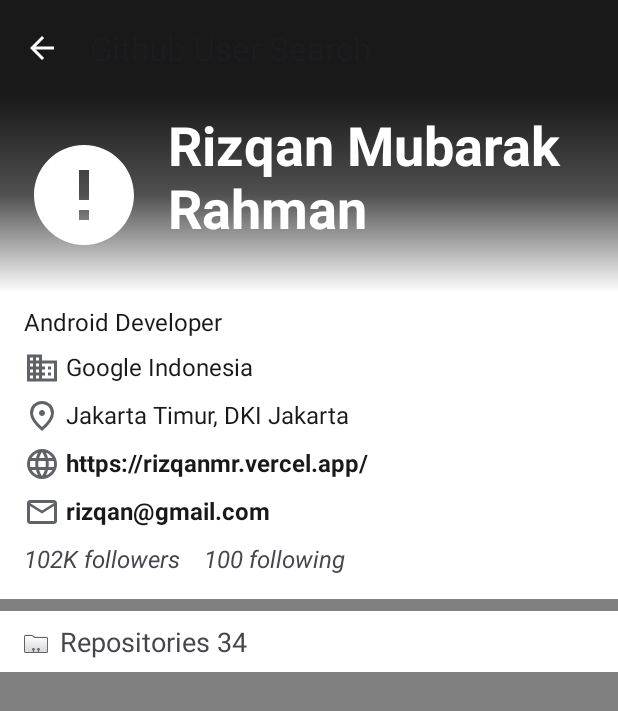
After one commit to Rizqanmr/GithubUserSearch, an Android app: the UserDetailActivity screen opened directly, with no data from a screen before it, on a phone screen of 412 x 824 dp. The commit adds this screen. Shown: the top 711 px of the screen. Run offline under Robolectric (Android 15) with nearby library versions, the phone set to English and light mode, and no system bars; our stand-ins replace Dagger/Hilt's generated code; pictures from the network do not load; 1 statement that could not run was skipped.

Commit message:
create user detail view

```diff
--- a/app/src/main/AndroidManifest.xml
+++ b/app/src/main/AndroidManifest.xml
@@ -17,6 +17,9 @@
         android:theme="@style/Theme.GithubUserSearch"
         tools:targetApi="31">
         <activity
+            android:name=".presentation.userdetail.UserDetailActivity"
+            android:exported="false" />
+        <activity
             android:name=".presentation.main.MainActivity"
             android:exported="true">
             <intent-filter>
--- /dev/null
+++ b/app/src/main/java/com/rizqanmr/githubusersearch/data/Constant.kt
@@ -0,0 +1,5 @@
+package com.rizqanmr.githubusersearch.data
+
+object Constant {
+    const val EXTRA_USERNAME = "EXTRA_USERNAME"
+}
--- a/app/src/main/java/com/rizqanmr/githubusersearch/presentation/main/MainActivity.kt
+++ b/app/src/main/java/com/rizqanmr/githubusersearch/presentation/main/MainActivity.kt
@@ -4,13 +4,16 @@ import androidx.appcompat.app.AppCompatActivity
 import android.os.Bundle
 import android.util.Log
 import androidx.activity.viewModels
+import androidx.core.os.bundleOf
 import androidx.core.view.isVisible
 import androidx.recyclerview.widget.LinearLayoutManager
 import com.google.android.material.snackbar.Snackbar
+import com.rizqanmr.githubusersearch.data.Constant
 import com.rizqanmr.githubusersearch.data.models.Users
 import com.rizqanmr.githubusersearch.databinding.ActivityMainBinding
 import com.rizqanmr.githubusersearch.databinding.ItemUserBinding
 import com.rizqanmr.githubusersearch.presentation.main.viewmodel.MainViewModel
+import com.rizqanmr.githubusersearch.presentation.userdetail.UserDetailActivity
 import dagger.hilt.android.AndroidEntryPoint
 
 @AndroidEntryPoint
@@ -43,6 +46,9 @@ class MainActivity : AppCompatActivity() {
         userAdapter.setUserListener(object : UserAdapter.UserListener {
             override fun onItemClick(itemUserBinding: ItemUserBinding, user: Users?) {
                 Log.d("MYTAG", "${user?.username} clicked")
+                UserDetailActivity.newIntent(this@MainActivity, bundleOf().apply {
+                    putString(Constant.EXTRA_USERNAME, user?.username)
+                })
             }
 
         })
--- /dev/null
+++ b/app/src/main/java/com/rizqanmr/githubusersearch/presentation/userdetail/UserDetailActivity.kt
@@ -0,0 +1,84 @@
+package com.rizqanmr.githubusersearch.presentation.userdetail
+
+import android.annotation.SuppressLint
+import android.app.Activity
+import android.content.Intent
+import android.graphics.Color
+import android.graphics.PorterDuff
+import androidx.appcompat.app.AppCompatActivity
+import android.os.Bundle
+import android.view.MenuItem
+import androidx.core.content.ContextCompat
+import com.rizqanmr.githubusersearch.data.Constant
+import com.rizqanmr.githubusersearch.databinding.ActivityUserDetailBinding
+import com.rizqanmr.githubusersearch.utils.setCircleImageUrl
+import dagger.hilt.android.AndroidEntryPoint
+
+@AndroidEntryPoint
+class UserDetailActivity : AppCompatActivity() {
+
+    companion object {
+        fun newIntent(activity: Activity, bundle: Bundle?) {
+            activity.startActivity(
+                Intent(activity, UserDetailActivity::class.java).apply {
+                    bundle?.let { putExtras(it) }
+                }
+            )
+        }
+    }
+
+    private lateinit var binding: ActivityUserDetailBinding
+    private var username = ""
+
+    override fun onCreate(savedInstanceState: Bundle?) {
+        super.onCreate(savedInstanceState)
+        binding = ActivityUserDetailBinding.inflate(layoutInflater)
+        setContentView(binding.root)
+
+        username = intent.getStringExtra(Constant.EXTRA_USERNAME).toString()
+
+        setupToolbar()
+        setupViews()
+    }
+
+    override fun onOptionsItemSelected(item: MenuItem): Boolean {
+        if (item.itemId == android.R.id.home) finish()
+        return super.onOptionsItemSelected(item)
+    }
+
+    @SuppressLint("PrivateResource")
+    private fun setupToolbar() {
+        setSupportActionBar(binding.toolbar)
+        supportActionBar?.apply {
+            setDisplayShowHomeEnabled(true)
+            setDisplayHomeAsUpEnabled(true)
+
+            val upArrow = ContextCompat.getDrawable(
+                this@UserDetailActivity,
+                com.google.android.material.R.drawable.ic_arrow_back_black_24
+            )
+            upArrow?.setColorFilter(Color.WHITE, PorterDuff.Mode.SRC_ATOP)
+            setHomeAsUpIndicator(upArrow)
+        }
+    }
+
+    @SuppressLint("PrivateResource")
+    private fun setupViews() {
+        with(binding) {
+            ivAvatar.setCircleImageUrl(
+                "https://avatars.githubusercontent.com/u/21984934?v=4",
+                com.google.android.material.R.drawable.mtrl_ic_error
+            )
+            tvName.text = "Rizqan Mubarak Rahman"
+            tvUsername.text = username
+            tvBio.text = "Android Developer"
+            tvCompany.text = "Google Indonesia"
+            tvLocation.text = "Jakarta Timur, DKI Jakarta"
+            tvBlog.text = "https://rizqanmr.vercel.app/"
+            tvEmail.text = "rizqan@gmail.com"
+            tvFollowers.text = "102K followers"
+            tvFollowing.text = "100 following"
+            tvRepositories.text = "Repositories 34"
+        }
+    }
+}
--- /dev/null
+++ b/app/src/main/res/drawable/bg_gradient_black.xml
@@ -0,0 +1,9 @@
+<?xml version="1.0" encoding="UTF-8"?>
+<shape xmlns:android="http://schemas.android.com/apk/res/android"
+    android:shape="rectangle">
+    <gradient
+        android:angle="200"
+        android:endColor="@color/white"
+        android:centerColor="#505050"
+        android:startColor="@color/black" />
+</shape>
--- /dev/null
+++ b/app/src/main/res/drawable/ic_domain.xml
@@ -0,0 +1,9 @@
+<vector xmlns:android="http://schemas.android.com/apk/res/android"
+    android:width="24dp"
+    android:height="24dp"
+    android:viewportWidth="960"
+    android:viewportHeight="960">
+  <path
+      android:pathData="M80,840v-720h400v160h400v560L80,840ZM160,760h80v-80h-80v80ZM160,600h80v-80h-80v80ZM160,440h80v-80h-80v80ZM160,280h80v-80h-80v80ZM320,760h80v-80h-80v80ZM320,600h80v-80h-80v80ZM320,440h80v-80h-80v80ZM320,280h80v-80h-80v80ZM480,760h320v-400L480,360v80h80v80h-80v80h80v80h-80v80ZM640,520v-80h80v80h-80ZM640,680v-80h80v80h-80Z"
+      android:fillColor="#5f6368"/>
+</vector>
--- /dev/null
+++ b/app/src/main/res/drawable/ic_location_on.xml
@@ -0,0 +1,9 @@
+<vector xmlns:android="http://schemas.android.com/apk/res/android"
+    android:width="24dp"
+    android:height="24dp"
+    android:viewportWidth="960"
+    android:viewportHeight="960">
+  <path
+      android:pathData="M480,480q33,0 56.5,-23.5T560,400q0,-33 -23.5,-56.5T480,320q-33,0 -56.5,23.5T400,400q0,33 23.5,56.5T480,480ZM480,774q122,-112 181,-203.5T720,408q0,-109 -69.5,-178.5T480,160q-101,0 -170.5,69.5T240,408q0,71 59,162.5T480,774ZM480,880Q319,743 239.5,625.5T160,408q0,-150 96.5,-239T480,80q127,0 223.5,89T800,408q0,100 -79.5,217.5T480,880ZM480,400Z"
+      android:fillColor="#5f6368"/>
+</vector>
--- /dev/null
+++ b/app/src/main/res/drawable/ic_mail.xml
@@ -0,0 +1,9 @@
+<vector xmlns:android="http://schemas.android.com/apk/res/android"
+    android:width="24dp"
+    android:height="24dp"
+    android:viewportWidth="960"
+    android:viewportHeight="960">
+  <path
+      android:pathData="M160,800q-33,0 -56.5,-23.5T80,720v-480q0,-33 23.5,-56.5T160,160h640q33,0 56.5,23.5T880,240v480q0,33 -23.5,56.5T800,800L160,800ZM480,520L160,320v400h640v-400L480,520ZM480,440 L800,240L160,240l320,200ZM160,320v-80,480 -400Z"
+      android:fillColor="#5f6368"/>
+</vector>
--- /dev/null
+++ b/app/src/main/res/drawable/ic_website.xml
@@ -0,0 +1,9 @@
+<vector xmlns:android="http://schemas.android.com/apk/res/android"
+    android:width="24dp"
+    android:height="24dp"
+    android:viewportWidth="960"
+    android:viewportHeight="960">
+  <path
+      android:pathData="M480,880q-82,0 -155,-31.5t-127.5,-86Q143,708 111.5,635T80,480q0,-83 31.5,-155.5t86,-127Q252,143 325,111.5T480,80q83,0 155.5,31.5t127,86q54.5,54.5 86,127T880,480q0,82 -31.5,155t-86,127.5q-54.5,54.5 -127,86T480,880ZM480,798q26,-36 45,-75t31,-83L404,640q12,44 31,83t45,75ZM376,782q-18,-33 -31.5,-68.5T322,640L204,640q29,50 72.5,87t99.5,55ZM584,782q56,-18 99.5,-55t72.5,-87L638,640q-9,38 -22.5,73.5T584,782ZM170,560h136q-3,-20 -4.5,-39.5T300,480q0,-21 1.5,-40.5T306,400L170,400q-5,20 -7.5,39.5T160,480q0,21 2.5,40.5T170,560ZM386,560h188q3,-20 4.5,-39.5T580,480q0,-21 -1.5,-40.5T574,400L386,400q-3,20 -4.5,39.5T380,480q0,21 1.5,40.5T386,560ZM654,560h136q5,-20 7.5,-39.5T800,480q0,-21 -2.5,-40.5T790,400L654,400q3,20 4.5,39.5T660,480q0,21 -1.5,40.5T654,560ZM638,320h118q-29,-50 -72.5,-87T584,178q18,33 31.5,68.5T638,320ZM404,320h152q-12,-44 -31,-83t-45,-75q-26,36 -45,75t-31,83ZM204,320h118q9,-38 22.5,-73.5T376,178q-56,18 -99.5,55T204,320Z"
+      android:fillColor="#5f6368"/>
+</vector>
--- /dev/null
+++ b/app/src/main/res/layout/activity_user_detail.xml
@@ -0,0 +1,199 @@
+<?xml version="1.0" encoding="utf-8"?>
+<androidx.constraintlayout.widget.ConstraintLayout xmlns:android="http://schemas.android.com/apk/res/android"
+    xmlns:app="http://schemas.android.com/apk/res-auto"
+    xmlns:tools="http://schemas.android.com/tools"
+    android:layout_width="match_parent"
+    android:layout_height="match_parent"
+    android:background="@color/grey"
+    tools:context=".presentation.userdetail.UserDetailActivity">
+
+    <androidx.appcompat.widget.Toolbar
+        android:id="@+id/toolbar"
+        android:layout_width="match_parent"
+        android:layout_height="?attr/actionBarSize"
+        android:background="@color/black"
+        app:layout_constraintEnd_toEndOf="parent"
+        app:layout_constraintStart_toStartOf="parent"
+        app:layout_constraintTop_toTopOf="parent"/>
+
+    <androidx.constraintlayout.widget.ConstraintLayout
+        android:id="@+id/headerLayout"
+        android:layout_width="match_parent"
+        android:layout_height="wrap_content"
+        android:background="@drawable/bg_gradient_black"
+        android:paddingHorizontal="@dimen/dp16"
+        android:paddingVertical="@dimen/dp8"
+        app:layout_constraintTop_toBottomOf="@id/toolbar">
+
+        <ImageView
+            android:id="@+id/ivAvatar"
+            android:layout_width="@dimen/dp80"
+            android:layout_height="@dimen/dp80"
+            android:contentDescription="@string/user_avatar"
+            app:layout_constraintBottom_toBottomOf="parent"
+            app:layout_constraintStart_toStartOf="parent"
+            app:layout_constraintTop_toTopOf="parent"
+            tools:src="@tools:sample/avatars" />
+
+        <TextView
+            android:id="@+id/tvName"
+            android:layout_width="@dimen/dp0"
+            android:layout_height="wrap_content"
+            android:layout_marginStart="@dimen/dp16"
+            android:ellipsize="end"
+            android:maxLines="2"
+            android:textColor="@color/white"
+            android:textSize="@dimen/sp36"
+            android:textStyle="bold"
+            app:layout_constraintEnd_toEndOf="parent"
+            app:layout_constraintStart_toEndOf="@id/ivAvatar"
+            app:layout_constraintTop_toTopOf="parent"
+            tools:text="Muhammad" />
+
+        <TextView
+            android:id="@+id/tvUsername"
+            android:layout_width="@dimen/dp0"
+            android:layout_height="wrap_content"
+            android:layout_marginStart="@dimen/dp16"
+            android:ellipsize="end"
+            android:maxLines="1"
+            android:textColor="@color/black"
+            android:textSize="@dimen/sp18"
+            android:textStyle="italic"
+            app:layout_constraintBottom_toBottomOf="parent"
+            app:layout_constraintEnd_toEndOf="parent"
+            app:layout_constraintStart_toEndOf="@id/ivAvatar"
+            app:layout_constraintTop_toBottomOf="@id/tvName"
+            tools:text="Username" />
+
+    </androidx.constraintlayout.widget.ConstraintLayout>
+
+    <androidx.constraintlayout.widget.ConstraintLayout
+        android:id="@+id/infoUserLayout"
+        android:layout_width="match_parent"
+        android:layout_height="wrap_content"
+        android:background="@color/white"
+        android:paddingHorizontal="@dimen/dp16"
+        android:paddingVertical="@dimen/dp8"
+        app:layout_constraintTop_toBottomOf="@id/headerLayout">
+
+        <TextView
+            android:id="@+id/tvBio"
+            android:layout_width="@dimen/dp0"
+            android:layout_height="wrap_content"
+            android:paddingBottom="@dimen/dp8"
+            android:textColor="@color/black"
+            android:textSize="@dimen/sp16"
+            app:layout_constraintEnd_toEndOf="parent"
+            app:layout_constraintStart_toStartOf="parent"
+            app:layout_constraintTop_toTopOf="parent"
+            tools:text="Bio dolor amet" />
+
+        <TextView
+            android:id="@+id/tvCompany"
+            android:layout_width="@dimen/dp0"
+            android:layout_height="wrap_content"
+            android:paddingBottom="@dimen/dp8"
+            android:textColor="@color/black"
+            android:textSize="@dimen/sp16"
+            android:drawablePadding="@dimen/dp4"
+            app:drawableStartCompat="@drawable/ic_domain"
+            app:layout_constraintEnd_toEndOf="parent"
+            app:layout_constraintStart_toStartOf="parent"
+            app:layout_constraintTop_toBottomOf="@id/tvBio"
+            tools:text="Company, dolor amet" />
+
+        <TextView
+            android:id="@+id/tvLocation"
+            android:layout_width="@dimen/dp0"
+            android:layout_height="wrap_content"
+            android:paddingBottom="@dimen/dp8"
+            android:textColor="@color/black"
+            android:textSize="@dimen/sp16"
+            android:drawablePadding="@dimen/dp4"
+            app:drawableStartCompat="@drawable/ic_location_on"
+            app:layout_constraintEnd_toEndOf="parent"
+            app:layout_constraintStart_toStartOf="parent"
+            app:layout_constraintTop_toBottomOf="@id/tvCompany"
+            tools:text="Location, dolor amet" />
+
+        <TextView
+            android:id="@+id/tvBlog"
+            android:layout_width="@dimen/dp0"
+            android:layout_height="wrap_content"
+            android:paddingBottom="@dimen/dp8"
+            android:textColor="@color/black"
+            android:textStyle="bold"
+            android:textSize="@dimen/sp16"
+            android:drawablePadding="@dimen/dp4"
+            app:drawableStartCompat="@drawable/ic_website"
+            app:layout_constraintEnd_toEndOf="parent"
+            app:layout_constraintStart_toStartOf="parent"
+            app:layout_constraintTop_toBottomOf="@id/tvLocation"
+            tools:text="Blog dolor amet" />
+
+        <TextView
+            android:id="@+id/tvEmail"
+            android:layout_width="@dimen/dp0"
+            android:layout_height="wrap_content"
+            android:paddingBottom="@dimen/dp8"
+            android:textColor="@color/black"
+            android:textStyle="bold"
+            android:textSize="@dimen/sp16"
+            android:drawablePadding="@dimen/dp4"
+            app:drawableStartCompat="@drawable/ic_mail"
+            app:layout_constraintEnd_toEndOf="parent"
+            app:layout_constraintStart_toStartOf="parent"
+            app:layout_constraintTop_toBottomOf="@id/tvBlog"
+            tools:text="Email dolor amet" />
+
+        <TextView
+            android:id="@+id/tvFollowers"
+            android:layout_width="wrap_content"
+            android:layout_height="wrap_content"
+            android:paddingBottom="@dimen/dp8"
+            android:textSize="@dimen/sp16"
+            android:textStyle="italic"
+            app:layout_constraintStart_toStartOf="parent"
+            app:layout_constraintTop_toBottomOf="@id/tvEmail"
+            tools:text="100K followers" />
+
+        <TextView
+            android:id="@+id/tvFollowing"
+            android:layout_width="wrap_content"
+            android:layout_height="wrap_content"
+            android:layout_marginStart="@dimen/dp16"
+            android:paddingBottom="@dimen/dp8"
+            android:textSize="@dimen/sp16"
+            android:textStyle="italic"
+            app:layout_constraintStart_toEndOf="@id/tvFollowers"
+            app:layout_constraintTop_toBottomOf="@id/tvEmail"
+            tools:text="100K following" />
+
+    </androidx.constraintlayout.widget.ConstraintLayout>
+
+    <androidx.constraintlayout.widget.ConstraintLayout
+        android:id="@+id/repoLayout"
+        android:layout_width="match_parent"
+        android:layout_height="wrap_content"
+        android:layout_marginTop="@dimen/dp8"
+        android:paddingHorizontal="@dimen/dp16"
+        android:paddingVertical="@dimen/dp8"
+        android:background="@color/white"
+        app:layout_constraintTop_toBottomOf="@id/infoUserLayout">
+
+        <TextView
+            android:id="@+id/tvRepositories"
+            android:layout_width="wrap_content"
+            android:layout_height="wrap_content"
+            android:textSize="@dimen/sp18"
+            android:drawablePadding="@dimen/dp8"
+            app:drawableStartCompat="@android:drawable/sym_contact_card"
+            app:layout_constraintBottom_toBottomOf="parent"
+            app:layout_constraintStart_toStartOf="parent"
+            app:layout_constraintTop_toTopOf="parent"
+            tools:text="Repositories" />
+
+    </androidx.constraintlayout.widget.ConstraintLayout>
+
+</androidx.constraintlayout.widget.ConstraintLayout>
--- a/app/src/main/res/values/colors.xml
+++ b/app/src/main/res/values/colors.xml
@@ -2,4 +2,5 @@
 <resources>
     <color name="black">#191919</color>
     <color name="white">#FFFFFFFF</color>
+    <color name="grey">#808080</color>
 </resources>
--- a/app/src/main/res/values/dimens.xml
+++ b/app/src/main/res/values/dimens.xml
@@ -27,4 +27,5 @@
     <dimen name="sp18">18sp</dimen>
     <dimen name="sp20">20sp</dimen>
     <dimen name="sp24">24sp</dimen>
+    <dimen name="sp36">36sp</dimen>
 </resources>
```
